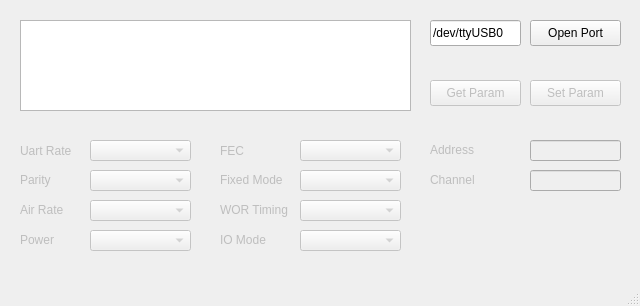
Qt form mainwindow.ui (billythehippo/EByte-E32-RF-Settings-QT-Tool) before a commit.
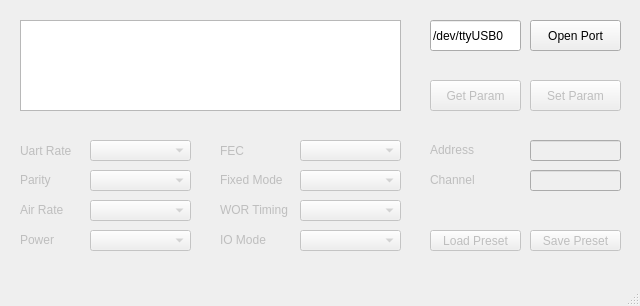
The same form after that commit.

What changed in the file:
```diff
--- a/mainwindow.ui
+++ b/mainwindow.ui
@@ -22,7 +22,7 @@
      <rect>
       <x>20</x>
       <y>20</y>
-      <width>391</width>
+      <width>381</width>
       <height>91</height>
      </rect>
     </property>
@@ -33,7 +33,7 @@
       <x>430</x>
       <y>20</y>
       <width>91</width>
-      <height>26</height>
+      <height>31</height>
      </rect>
     </property>
     <property name="text">
@@ -46,7 +46,7 @@
       <x>530</x>
       <y>20</y>
       <width>91</width>
-      <height>26</height>
+      <height>31</height>
      </rect>
     </property>
     <property name="text">
@@ -62,7 +62,7 @@
       <x>430</x>
       <y>80</y>
       <width>91</width>
-      <height>26</height>
+      <height>31</height>
      </rect>
     </property>
     <property name="text">
@@ -78,7 +78,7 @@
       <x>530</x>
       <y>80</y>
       <width>91</width>
-      <height>26</height>
+      <height>31</height>
      </rect>
     </property>
     <property name="text">
@@ -631,6 +631,38 @@
      </rect>
     </property>
    </widget>
+   <widget class="QPushButton" name="loadPresetButton">
+    <property name="enabled">
+     <bool>false</bool>
+    </property>
+    <property name="geometry">
+     <rect>
+      <x>430</x>
+      <y>230</y>
+      <width>91</width>
+      <height>21</height>
+     </rect>
+    </property>
+    <property name="text">
+     <string>Load Preset</string>
+    </property>
+   </widget>
+   <widget class="QPushButton" name="savePresetButton">
+    <property name="enabled">
+     <bool>false</bool>
+    </property>
+    <property name="geometry">
+     <rect>
+      <x>530</x>
+      <y>230</y>
+      <width>91</width>
+      <height>21</height>
+     </rect>
+    </property>
+    <property name="text">
+     <string>Save Preset</string>
+    </property>
+   </widget>
   </widget>
   <widget class="QMenuBar" name="menubar">
    <property name="geometry">
```
